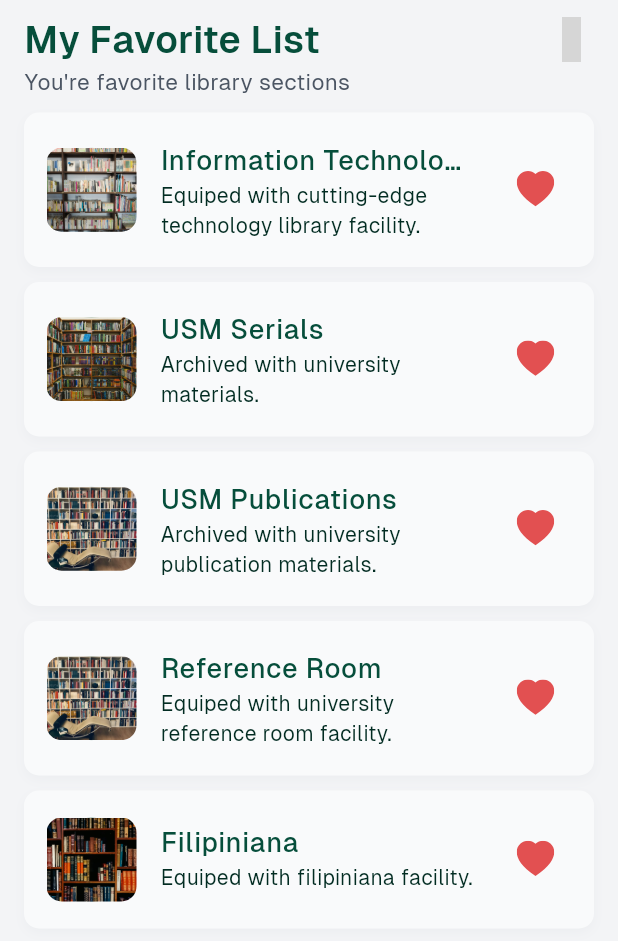
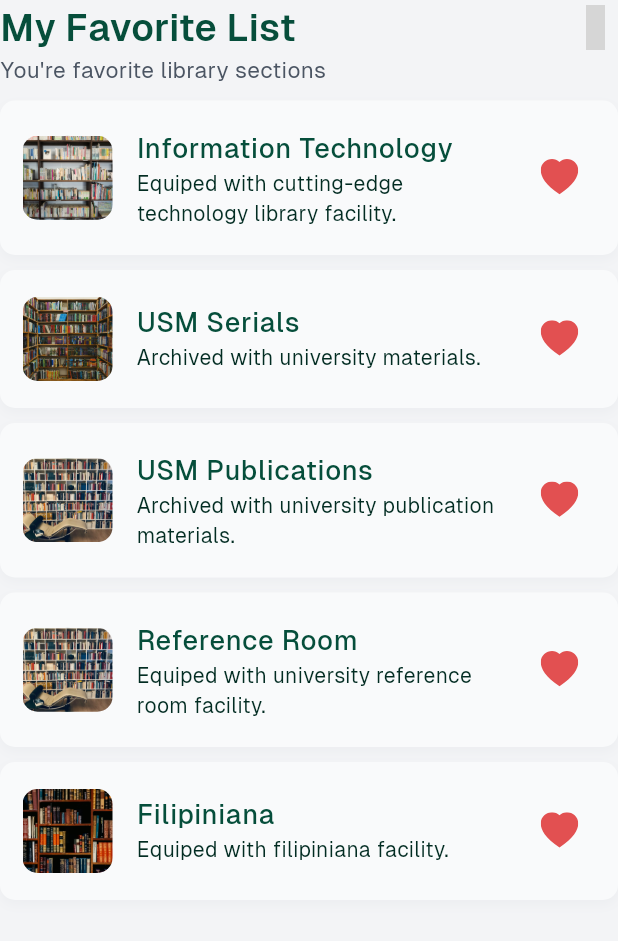
Before and after one commit to kiannaquines/crowd-monitoring-mobile-app, a Flutter app: the FavorateSectionScreen screen opened directly, on a phone screen of 412 x 824 dp. Shown: the top 941 px of the screen. Run offline on Flutter 3.47's test engine with Material 3 defaults, Android fonts, the phone set to English and light mode, and no system bars; our stand-ins replace cached_network_image, carousel_slider, fl_chart, icons_plus, iconsax; grey boxes are pictures that could not be loaded.

Commit message:
adding new file screens
Signed-off-by: kiannaquines <kjgnaquines@gmail.com>

```diff
--- a/lib/screens/favorate_section_screen.dart
+++ b/lib/screens/favorate_section_screen.dart
@@ -1,6 +1,5 @@
 import 'package:crowd/utils/colors.dart';
 import 'package:flutter/material.dart';
-import 'package:flutter/widgets.dart';
 import 'package:icons_plus/icons_plus.dart';
 
 class FavorateSectionScreen extends StatelessWidget {
@@ -9,13 +8,7 @@ class FavorateSectionScreen extends StatelessWidget {
   @override
   Widget build(BuildContext context) {
     return Scaffold(
-      body: SafeArea(
-        child: Padding(
-          padding: const EdgeInsets.symmetric(
-            vertical: 8.0,
-            horizontal: 16.0,
-          ),
-          child: SingleChildScrollView(
+      body: SingleChildScrollView(
         child: Column(
           crossAxisAlignment: CrossAxisAlignment.start,
           children: <Widget>[
@@ -118,8 +111,6 @@ class FavorateSectionScreen extends StatelessWidget {
           ],
         ),
       ),
-        ),
-      ),
     );
   }
 
--- a/lib/screens/home_screen.dart
+++ b/lib/screens/home_screen.dart
@@ -62,10 +62,9 @@ class _HomeScreenState extends State<HomeScreen> {
 
   @override
   Widget build(BuildContext context) {
-    return Container(
+    return SizedBox(
       width: MediaQuery.of(context).size.width,
       height: MediaQuery.of(context).size.height,
-      padding: const EdgeInsets.all(15.0),
       child: Column(
         mainAxisAlignment: MainAxisAlignment.start,
         crossAxisAlignment: CrossAxisAlignment.start,
--- a/lib/screens/main_screen.dart
+++ b/lib/screens/main_screen.dart
@@ -43,7 +43,10 @@ class _MainScreenState extends State<MainScreen> {
         title: 'Good evening 🌙',
         fullName: 'Kian Naquines',
       ),
-      body: bodyWidget,
+      body: Padding(
+        padding: const EdgeInsets.symmetric(vertical: 15.0, horizontal: 15.0),
+        child: bodyWidget,
+      ),
       bottomNavigationBar: NavigationMenu(
         currentIndexPage: currentIndex,
         destinationPage: onChangePage,
--- a/lib/screens/section_information_screen.dart
+++ b/lib/screens/section_information_screen.dart
@@ -32,7 +32,6 @@ class _SectioninformationScreenState extends State<SectioninformationScreen> {
   @override
   Widget build(BuildContext context) {
     final colorScheme = Theme.of(context).colorScheme;
-
     return Scaffold(
       appBar: AppBar(
         centerTitle: true,
```
Also changed, not shown: lib/screens/menu_screen.dart (+25 -33 lines), lib/screens/security_screen.dart (added), lib/screens/settings_screen.dart (added), 1 other file. Lines whose indentation alone changed are shown as unchanged.
